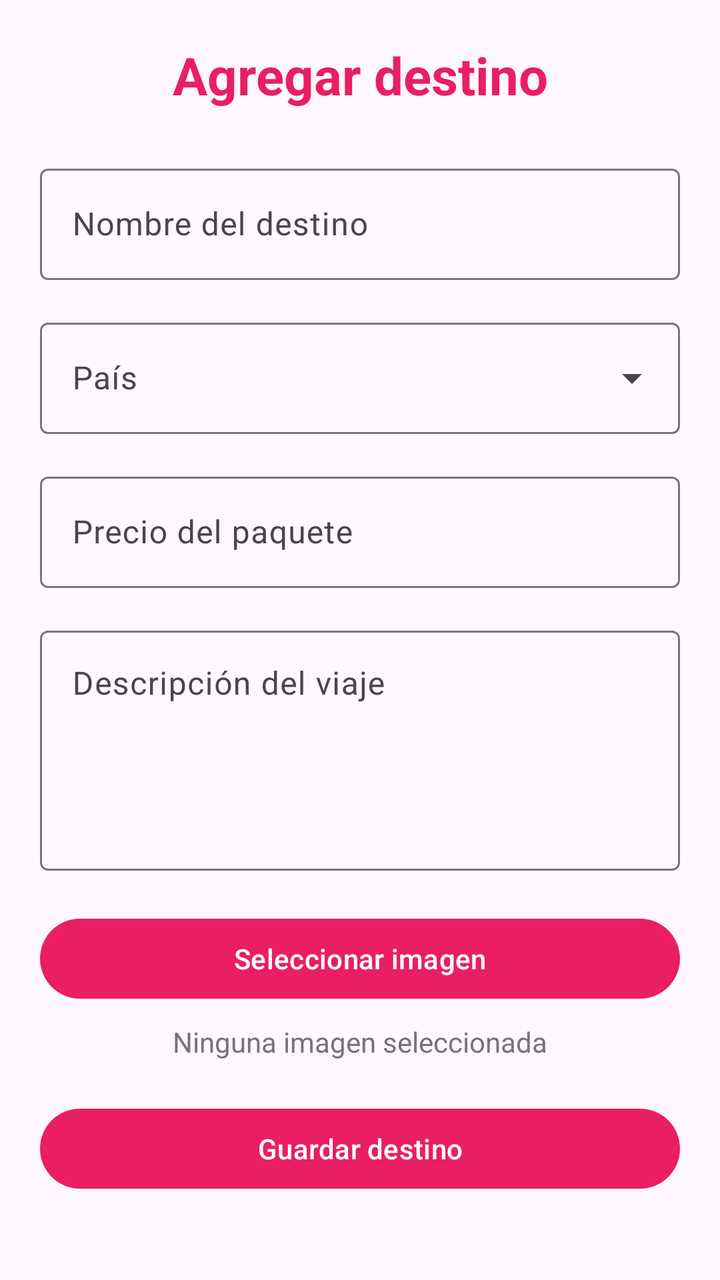
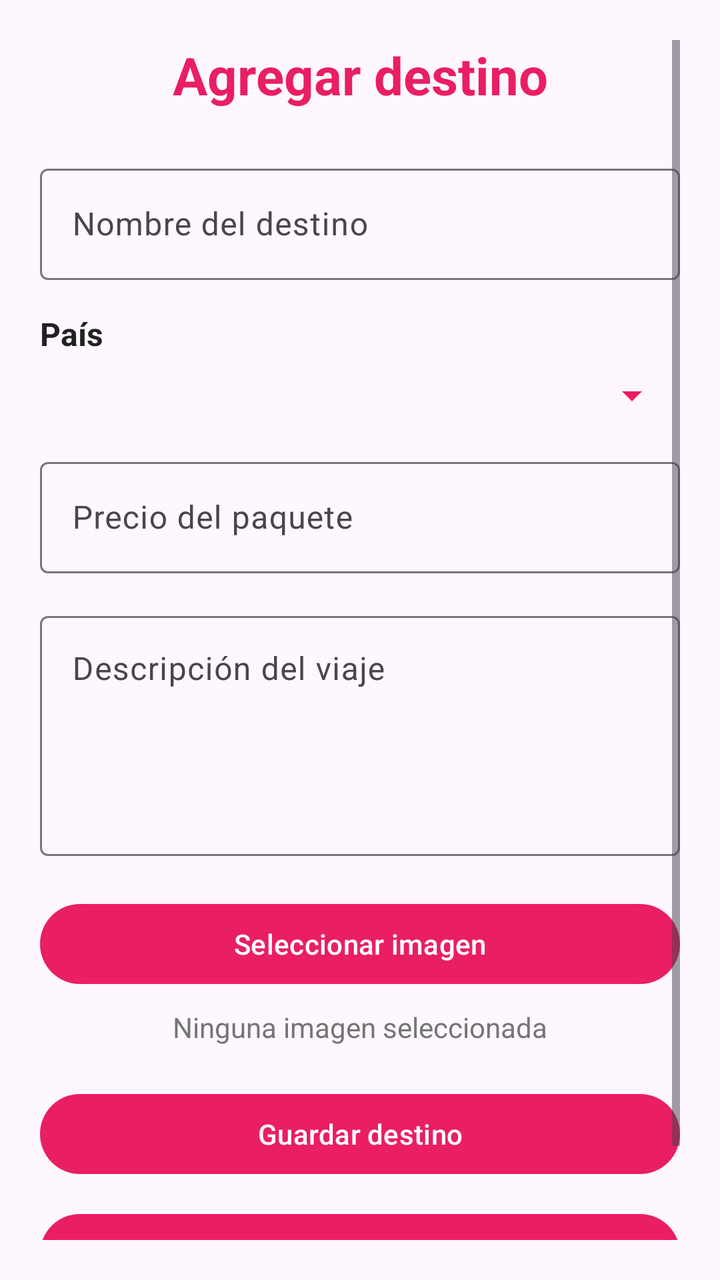

Screens rendered from an Android XML layout before and after an edit, with the pre-edit source and the edit as a unified diff.
<!-- AndroidManifest.xml: application theme Theme.Odiseo -->
<!-- res/layout/activity_agregar_destino.xml -->
<?xml version="1.0" encoding="utf-8"?>
<androidx.constraintlayout.widget.ConstraintLayout
    xmlns:android="http://schemas.android.com/apk/res/android"
    xmlns:app="http://schemas.android.com/apk/res-auto"
    xmlns:tools="http://schemas.android.com/tools"
    android:layout_width="match_parent"
    android:layout_height="match_parent"
    android:padding="20dp"
    tools:context=".AgregarDestinoActivity">

    <ScrollView
        android:layout_width="0dp"
        android:layout_height="0dp"
        android:fillViewport="true"
        app:layout_constraintBottom_toBottomOf="parent"
        app:layout_constraintEnd_toEndOf="parent"
        app:layout_constraintStart_toStartOf="parent"
        app:layout_constraintTop_toTopOf="parent">

        <LinearLayout
            android:layout_width="match_parent"
            android:layout_height="wrap_content"
            android:orientation="vertical">

            <TextView
                android:id="@+id/tvTituloDestino"
                android:layout_width="match_parent"
                android:layout_height="wrap_content"
                android:gravity="center"
                android:text="@string/agregar_destino"
                android:textColor="@color/primary"
                android:textSize="26sp"
                android:textStyle="bold" />

            <com.google.android.material.textfield.TextInputLayout
                android:id="@+id/tilNombreDestino"
                android:layout_width="match_parent"
                android:layout_height="wrap_content"
                android:layout_marginTop="24dp"
                android:hint="@string/nombre_destino">

                <com.google.android.material.textfield.TextInputEditText
                    android:id="@+id/etNombreDestino"
                    android:layout_width="match_parent"
                    android:layout_height="wrap_content"
                    android:inputType="textCapSentences" />

            </com.google.android.material.textfield.TextInputLayout>

            <com.google.android.material.textfield.TextInputLayout
                android:id="@+id/tilPaisDestino"
                style="@style/Widget.Material3.TextInputLayout.OutlinedBox.ExposedDropdownMenu"
                android:layout_width="match_parent"
                android:layout_height="wrap_content"
                android:layout_marginTop="16dp"
                android:hint="@string/pais">

                <AutoCompleteTextView
                    android:id="@+id/actvPaisDestino"
                    android:layout_width="match_parent"
                    android:layout_height="wrap_content"
                    android:inputType="none" />

            </com.google.android.material.textfield.TextInputLayout>

            <com.google.android.material.textfield.TextInputLayout
                android:id="@+id/tilPrecioDestino"
                android:layout_width="match_parent"
                android:layout_height="wrap_content"
                android:layout_marginTop="16dp"
                android:hint="@string/precio">

                <com.google.android.material.textfield.TextInputEditText
                    android:id="@+id/etPrecioDestino"
                    android:layout_width="match_parent"
                    android:layout_height="wrap_content"
                    android:inputType="numberDecimal" />

            </com.google.android.material.textfield.TextInputLayout>

            <com.google.android.material.textfield.TextInputLayout
                android:id="@+id/tilDescripcionDestino"
                android:layout_width="match_parent"
                android:layout_height="wrap_content"
                android:layout_marginTop="16dp"
                android:hint="@string/descripcion">

                <com.google.android.material.textfield.TextInputEditText
                    android:id="@+id/etDescripcionDestino"
                    android:layout_width="match_parent"
                    android:layout_height="120dp"
                    android:gravity="top"
                    android:inputType="textCapSentences|textMultiLine" />

            </com.google.android.material.textfield.TextInputLayout>

            <Button
                android:id="@+id/btnSeleccionarImagen"
                android:layout_width="match_parent"
                android:layout_height="wrap_content"
                android:layout_marginTop="20dp"
                android:text="@string/seleccionar_imagen" />

            <ImageView
                android:id="@+id/ivImagenDestino"
                android:layout_width="match_parent"
                android:layout_height="220dp"
                android:layout_marginTop="12dp"
                android:adjustViewBounds="true"
                android:contentDescription="@string/imagen_destino"
                android:scaleType="centerCrop"
                android:visibility="gone" />

            <TextView
                android:id="@+id/tvImagenSeleccionada"
                android:layout_width="match_parent"
                android:layout_height="wrap_content"
                android:layout_marginTop="8dp"
                android:gravity="center"
                android:text="@string/ninguna_imagen"
                android:textColor="@color/secondary_text" />

            <Button
                android:id="@+id/btnGuardarDestino"
                android:layout_width="match_parent"
                android:layout_height="wrap_content"
                android:layout_marginTop="20dp"
                android:text="@string/guardar_destino" />

        </LinearLayout>

    </ScrollView>

</androidx.constraintlayout.widget.ConstraintLayout>
<!-- resources referenced by this layout -->
<resources>
  <color name="primary">#E91E63</color>
  <color name="secondary_text">#757575</color>
  <string name="agregar_destino">Agregar destino</string>
  <string name="descripcion">Descripción del viaje</string>
  <string name="guardar_destino">Guardar destino</string>
  <string name="imagen_destino">Imagen del destino turístico</string>
  <string name="ninguna_imagen">Ninguna imagen seleccionada</string>
  <string name="nombre_destino">Nombre del destino</string>
  <string name="pais">País</string>
  <string name="precio">Precio del paquete</string>
  <string name="seleccionar_imagen">Seleccionar imagen</string>
  <style name="Theme.Odiseo" parent="Base.Theme.Odiseo" />
  <style name="Base.Theme.Odiseo" parent="Theme.Material3.DayNight.NoActionBar">
  
          <item name="colorPrimary">@color/primary</item>
          <item name="colorOnPrimary">@color/white</item>
  
          <item name="colorPrimaryContainer">@color/light_primary</item>
          <item name="colorOnPrimaryContainer">@color/primary_text</item>
  
          <item name="colorSecondary">@color/accent</item>
          <item name="colorOnSecondary">@color/white</item>
  
          <item name="android:colorAccent">@color/primary</item>
  
      </style>
  <color name="white">#FFFFFF</color>
  <color name="light_primary">#F8BBD0</color>
  <color name="primary_text">#212121</color>
  <color name="accent">#607D8B</color>
</resources>

<!-- the commit's change to res/layout/activity_agregar_destino.xml (unified diff, before → after) -->
@@ -47,21 +47,23 @@
 
             </com.google.android.material.textfield.TextInputLayout>
 
-            <com.google.android.material.textfield.TextInputLayout
-                android:id="@+id/tilPaisDestino"
-                style="@style/Widget.Material3.TextInputLayout.OutlinedBox.ExposedDropdownMenu"
+            <TextView
+                android:id="@+id/tvPaisDestino"
                 android:layout_width="match_parent"
                 android:layout_height="wrap_content"
                 android:layout_marginTop="16dp"
-                android:hint="@string/pais">
+                android:text="@string/pais"
+                android:textColor="@color/primary_text"
+                android:textSize="16sp"
+                android:textStyle="bold" />
 
-                <AutoCompleteTextView
-                    android:id="@+id/actvPaisDestino"
-                    android:layout_width="match_parent"
-                    android:layout_height="wrap_content"
-                    android:inputType="none" />
-
-            </com.google.android.material.textfield.TextInputLayout>
+            <Spinner
+                android:id="@+id/spinnerPaisDestino"
+                android:layout_width="match_parent"
+                android:layout_height="wrap_content"
+                android:layout_marginTop="8dp"
+                android:backgroundTint="@color/primary"
+                android:prompt="@string/pais" />
 
             <com.google.android.material.textfield.TextInputLayout
                 android:id="@+id/tilPrecioDestino"
@@ -127,6 +129,14 @@
                 android:layout_marginTop="20dp"
                 android:text="@string/guardar_destino" />
 
+            <Button
+                android:id="@+id/btnVolverMenu"
+                android:layout_width="match_parent"
+                android:layout_height="wrap_content"
+                android:layout_marginTop="12dp"
+                android:layout_marginBottom="20dp"
+                android:text="@string/volver_menu" />
+
         </LinearLayout>
 
     </ScrollView>
<!-- resource entries referenced after the edit -->
@@ -11,6 +11,7 @@
   <string name="pais">País</string>
   <string name="precio">Precio del paquete</string>
   <string name="seleccionar_imagen">Seleccionar imagen</string>
+  <string name="volver_menu">Volver al menú</string>
   <style name="Theme.Odiseo" parent="Base.Theme.Odiseo" />
   <style name="Base.Theme.Odiseo" parent="Theme.Material3.DayNight.NoActionBar">
   
